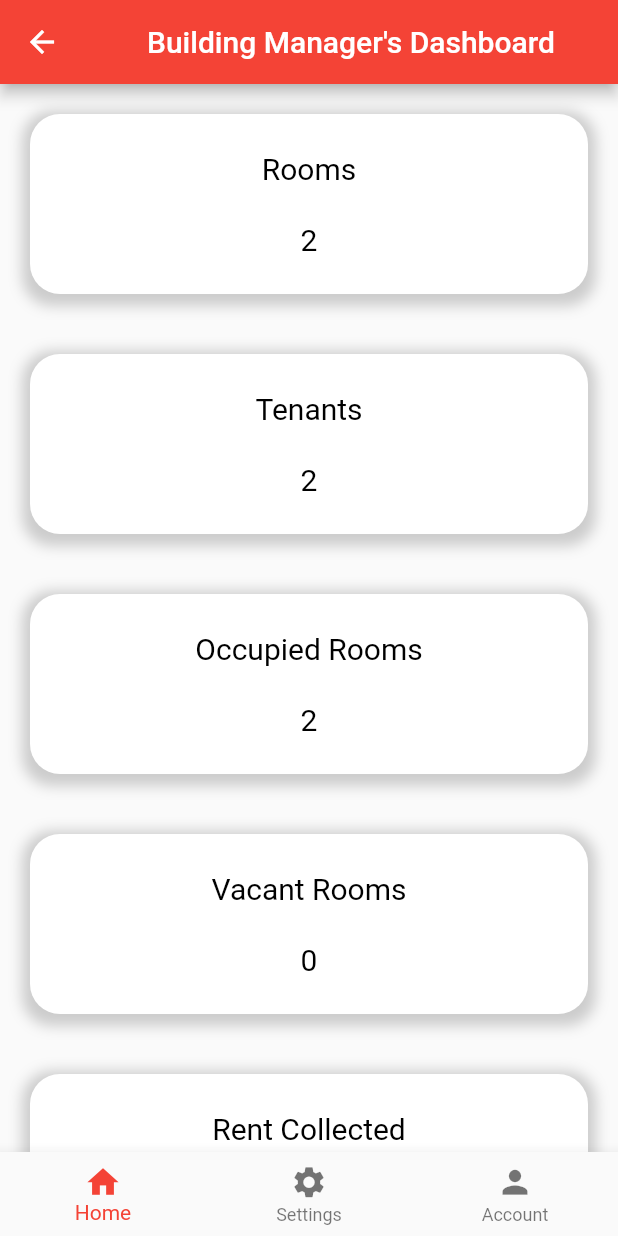
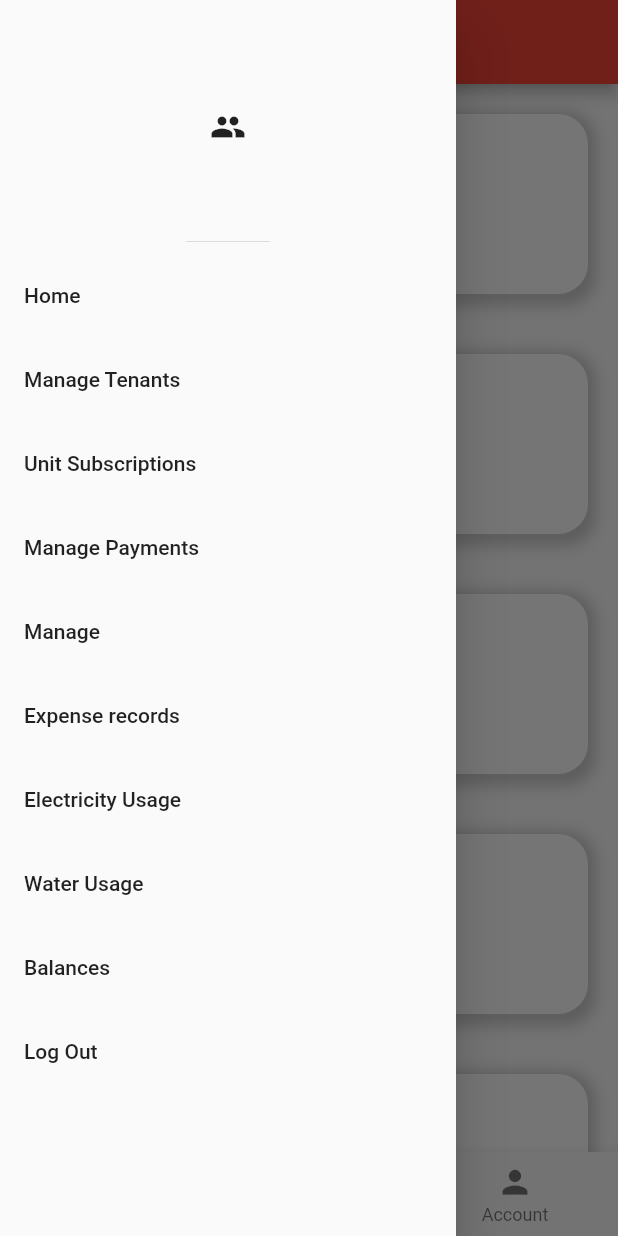
Before and after one commit to Ssentongo-Mansoor/waka_up, a Flutter app: the BuildingManagerDashboard screen opened directly, with the side drawer open (before the commit the screen has no drawer), on a phone screen of 412 x 824 dp. Run offline on Flutter 3.47's test engine with Material 2 defaults, Android fonts, the phone set to English and light mode, and no system bars.

Commit message:
Side Bar

```diff
--- a/lib/add_tenant.dart
+++ b/lib/add_tenant.dart
@@ -12,8 +12,8 @@ class _AddTenantState extends State<AddTenant> {
   Widget build(BuildContext context) {
     return Scaffold(
         appBar: AppBar(
-          title: Text("Add Tenant"),
+          title: Center(child: Text("Add Tenant")),
         ),
-        body: Container(width: 100, height: 100, color: Colors.red));
+        body: Center(child: Container()));
   }
 }
--- a/lib/building_managers_dashboard.dart
+++ b/lib/building_managers_dashboard.dart
@@ -1,4 +1,6 @@
 import 'package:flutter/material.dart';
+import 'package:waka/add_tenant.dart';
+import 'package:waka/main.dart';
 
 class BuildingManagerDashboard extends StatefulWidget {
   @override
@@ -11,7 +13,7 @@ class _BuildingManagerDashboardState extends State<BuildingManagerDashboard> {
   Widget build(BuildContext context) {
     return Scaffold(
       appBar: AppBar(
-        title: Center(child: Text("Building Manager's Dashboard")),
+        title: Center(child: Text(" Dashboard")),
       ),
       bottomNavigationBar: BottomNavigationBar(
         type: BottomNavigationBarType.fixed,
@@ -24,6 +26,70 @@ class _BuildingManagerDashboardState extends State<BuildingManagerDashboard> {
           BottomNavigationBarItem(
               icon: new Icon(Icons.person), label: 'Account')
         ],
+      ),
+      drawer: Drawer(
+        child: ListView(
+          padding: EdgeInsets.zero,
+          children: <Widget>[
+            Center(
+              child: DrawerHeader(
+                child: new Icon(Icons.people),
+                decoration: BoxDecoration(color: Colors.amberAccent[50]),
+              ),
+            ),
+            ListTile(
+              title: Text("Home"),
+              onTap: () {
+                Navigator.pop(context);
+              },
+            ),
+            ListTile(
+                title: Text("Manage Tenants"),
+                onTap: () {
+                  Navigator.push(
+                    context,
+                    MaterialPageRoute(builder: (context) => AddTenant()),
+                  );
+                }),
+            ListTile(
+              title: Text("Unit Subscriptions"),
+              onTap: () {},
+            ),
+            ListTile(
+              title: Text("Manage Payments"),
+              onTap: () {},
+            ),
+            ListTile(
+              title: Text("Manage "),
+              onTap: () {},
+            ),
+            ListTile(
+              title: Text("Expense records"),
+              onTap: () {},
+            ),
+            ListTile(
+              title: Text("Electricity Usage"),
+              onTap: () {},
+            ),
+            ListTile(
+              title: Text("Water Usage"),
+              onTap: () {},
+            ),
+            ListTile(
+              title: Text("Balances"),
+              onTap: () {},
+            ),
+            ListTile(
+              title: Text("Log Out"),
+              onTap: () {
+                Navigator.push(
+                  context,
+                  MaterialPageRoute(builder: (context) => HomePage()),
+                );
+              },
+            ),
+          ],
+        ),
       ),
       body: ListView(
         children: <Widget>[
--- a/lib/main.dart
+++ b/lib/main.dart
@@ -11,12 +11,12 @@ void main() {
       primarySwatch: Colors.red,
       visualDensity: VisualDensity.adaptivePlatformDensity,
     ),
-    home: FirstRoute(),
+    home: HomePage(),
     debugShowCheckedModeBanner: false,
   ));
 }
 
-class FirstRoute extends StatelessWidget {
+class HomePage extends StatelessWidget {
   @override
   Widget build(BuildContext context) {
     return Scaffold(
```
